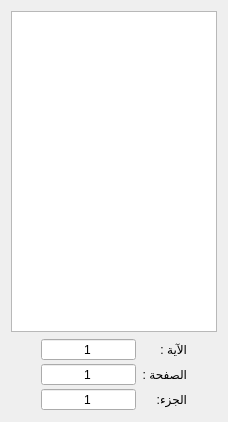
Old version of the form src/indexwidget.ui in the repository boussouira/moltaqa.
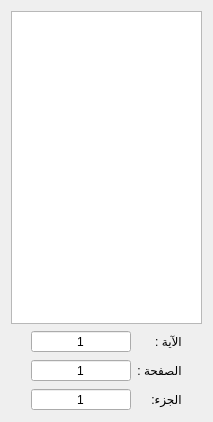
New version of the form.

Commit message: Edit the index widget

Diff of the .ui file:
```diff
--- a/src/indexwidget.ui
+++ b/src/indexwidget.ui
@@ -6,7 +6,7 @@
    <rect>
     <x>0</x>
     <y>0</y>
-    <width>228</width>
+    <width>213</width>
     <height>422</height>
    </rect>
   </property>
@@ -28,25 +28,46 @@
     </widget>
    </item>
    <item>
+    <layout class="QHBoxLayout" name="horizontalLayout">
+     <item>
+      <spacer name="horizontalSpacer_2">
+       <property name="orientation">
+        <enum>Qt::Horizontal</enum>
+       </property>
+       <property name="sizeHint" stdset="0">
+        <size>
+         <width>40</width>
+         <height>20</height>
+        </size>
+       </property>
+      </spacer>
+     </item>
+     <item>
     <layout class="QFormLayout" name="formLayout">
-     <property name="verticalSpacing">
-      <number>2</number>
-     </property>
-     <property name="leftMargin">
-      <number>30</number>
-     </property>
-     <property name="rightMargin">
-      <number>30</number>
-     </property>
      <item row="0" column="0">
       <widget class="QLabel" name="labelAya">
        <property name="text">
         <string>الآية :</string>
        </property>
+         <property name="alignment">
+          <set>Qt::AlignCenter</set>
+         </property>
       </widget>
      </item>
      <item row="0" column="1">
       <widget class="QSpinBox" name="spinAya">
+         <property name="minimumSize">
+          <size>
+           <width>100</width>
+           <height>0</height>
+          </size>
+         </property>
+         <property name="maximumSize">
+          <size>
+           <width>100</width>
+           <height>16777215</height>
+          </size>
+         </property>
        <property name="alignment">
         <set>Qt::AlignCenter</set>
        </property>
@@ -72,10 +93,25 @@
        <property name="text">
         <string>الصفحة :</string>
        </property>
+         <property name="alignment">
+          <set>Qt::AlignCenter</set>
+         </property>
       </widget>
      </item>
      <item row="1" column="1">
       <widget class="QSpinBox" name="spinPage">
+         <property name="minimumSize">
+          <size>
+           <width>100</width>
+           <height>0</height>
+          </size>
+         </property>
+         <property name="maximumSize">
+          <size>
+           <width>100</width>
+           <height>16777215</height>
+          </size>
+         </property>
        <property name="alignment">
         <set>Qt::AlignCenter</set>
        </property>
@@ -101,10 +137,25 @@
        <property name="text">
         <string>الجزء:</string>
        </property>
+         <property name="alignment">
+          <set>Qt::AlignCenter</set>
+         </property>
       </widget>
      </item>
      <item row="2" column="1">
       <widget class="QSpinBox" name="spinPart">
+         <property name="minimumSize">
+          <size>
+           <width>100</width>
+           <height>0</height>
+          </size>
+         </property>
+         <property name="maximumSize">
+          <size>
+           <width>100</width>
+           <height>16777215</height>
+          </size>
+         </property>
        <property name="alignment">
         <set>Qt::AlignCenter</set>
        </property>
@@ -124,6 +175,21 @@
         <number>1</number>
        </property>
       </widget>
+       </item>
+      </layout>
+     </item>
+     <item>
+      <spacer name="horizontalSpacer">
+       <property name="orientation">
+        <enum>Qt::Horizontal</enum>
+       </property>
+       <property name="sizeHint" stdset="0">
+        <size>
+         <width>40</width>
+         <height>20</height>
+        </size>
+       </property>
+      </spacer>
      </item>
     </layout>
    </item>
```
Lines whose indentation alone changed are shown as unchanged.
